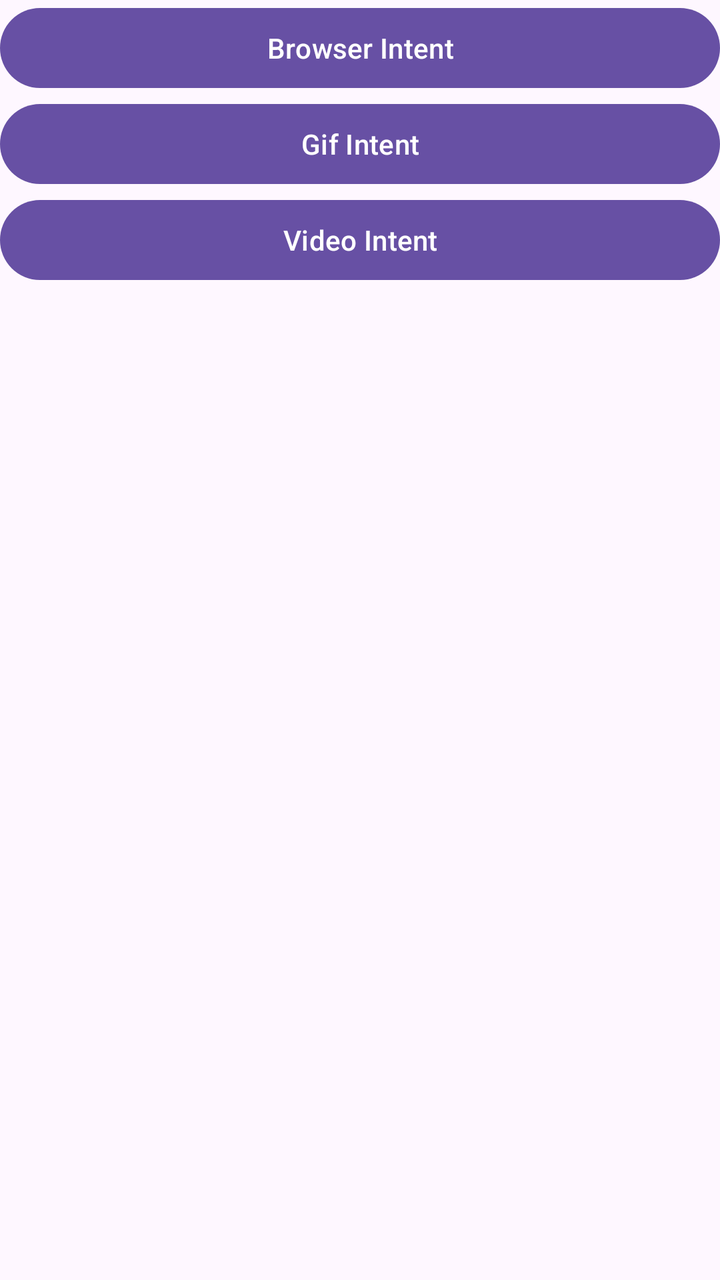
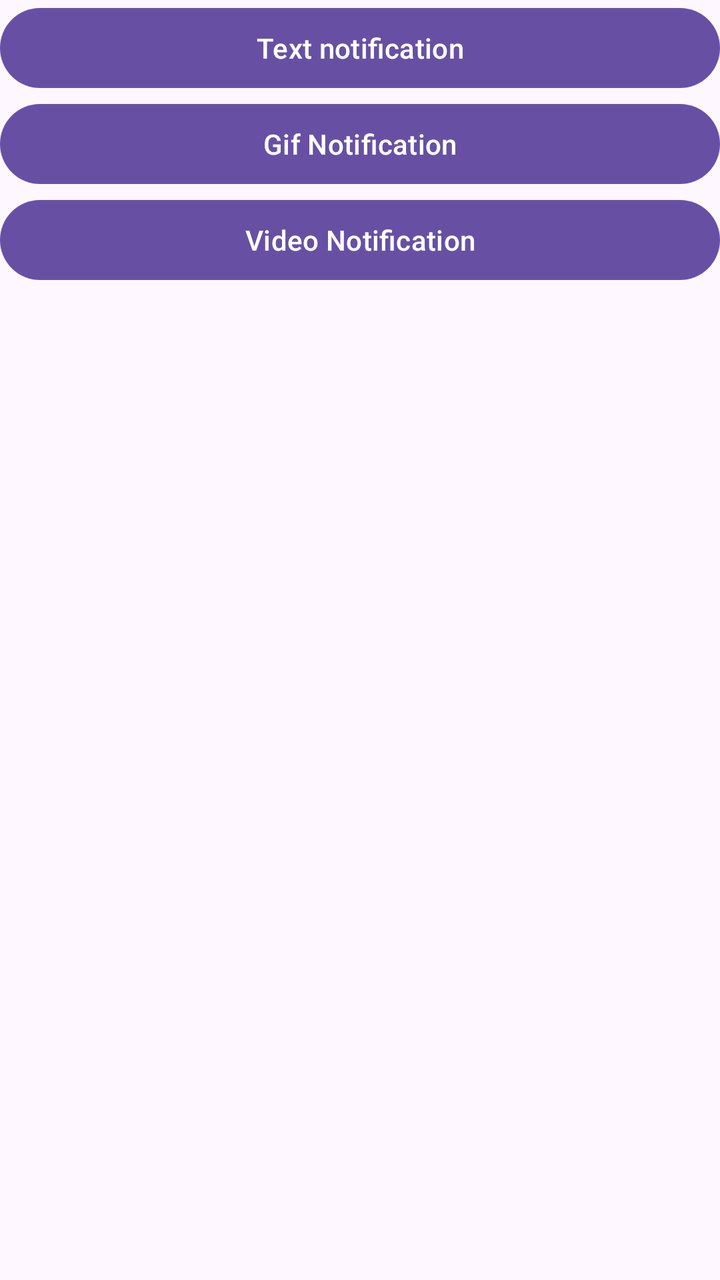

Before-and-after screenshots of an Android layout around one commit, followed by the original layout XML and the change that was made.
<!-- AndroidManifest.xml: another module's application theme Theme.EngageSample -->
<!-- res/layout/fragment_push_test.xml -->
<?xml version="1.0" encoding="utf-8"?>
<LinearLayout xmlns:android="http://schemas.android.com/apk/res/android"
    xmlns:tools="http://schemas.android.com/tools"
    android:layout_width="match_parent"
    android:layout_height="match_parent"
    android:orientation="vertical">
    <Button
        android:id="@+id/btnBrowserIntent"
        android:layout_width="match_parent"
        android:layout_height="wrap_content"
        android:text="Browser Intent"
        tools:ignore="HardcodedText" />
    <Button
        android:id="@+id/btnGifIntent"
        android:layout_width="match_parent"
        android:layout_height="wrap_content"
        android:text="Gif Intent"
        tools:ignore="HardcodedText" />
    <Button
        android:id="@+id/btnVideoIntent"
        android:layout_width="match_parent"
        android:layout_height="wrap_content"
        android:text="Video Intent"
        tools:ignore="HardcodedText" />
</LinearLayout>
<!-- resources referenced by this layout -->
<resources>
  <style name="Theme.EngageSample" parent="Base.Theme.EngageSample" />
  <style name="Base.Theme.EngageSample" parent="Theme.Material3.DayNight.NoActionBar">
          
          
      </style>
</resources>

<!-- the commit's change to res/layout/fragment_push_test.xml (unified diff, before → after) -->
@@ -5,21 +5,21 @@
     android:layout_height="match_parent"
     android:orientation="vertical">
     <Button
-        android:id="@+id/btnBrowserIntent"
+        android:id="@+id/btnBrowser"
         android:layout_width="match_parent"
         android:layout_height="wrap_content"
-        android:text="Browser Intent"
+        android:text="Text notification"
         tools:ignore="HardcodedText" />
     <Button
-        android:id="@+id/btnGifIntent"
+        android:id="@+id/btnGif"
         android:layout_width="match_parent"
         android:layout_height="wrap_content"
-        android:text="Gif Intent"
+        android:text="Gif Notification"
         tools:ignore="HardcodedText" />
     <Button
-        android:id="@+id/btnVideoIntent"
+        android:id="@+id/btnVideo"
         android:layout_width="match_parent"
         android:layout_height="wrap_content"
-        android:text="Video Intent"
+        android:text="Video Notification"
         tools:ignore="HardcodedText" />
 </LinearLayout>
